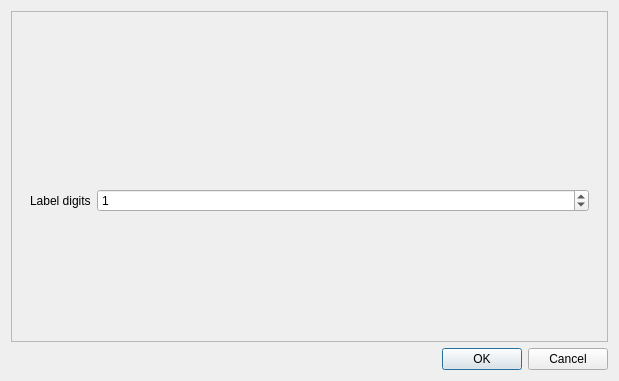
The window that Widgets/editliindicatorsdialog.ui (Mattia-Sacchi/A3D) describes before a commit, drawn with Qt 5.
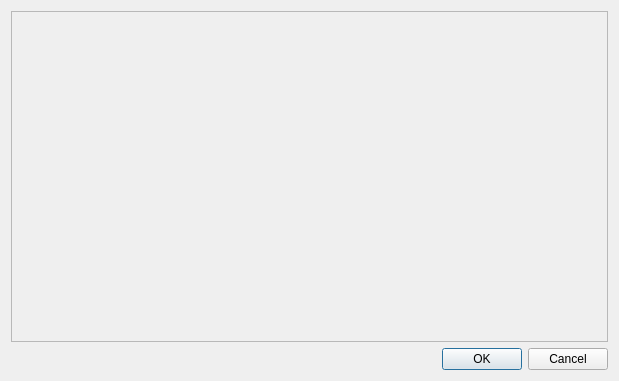
The same window after the commit. Custom widgets are drawn as their Qt base class.

```diff
--- a/Widgets/editliindicatorsdialog.ui
+++ b/Widgets/editliindicatorsdialog.ui
@@ -39,26 +39,8 @@
         <widget class="ChartAxisGeneralSettings" name="generalSettings" native="true"/>
        </item>
        <item>
-        <widget class="QWidget" name="stringPrecisionWidget" native="true">
-         <layout class="QFormLayout" name="formLayout_2">
-          <item row="1" column="0">
-           <widget class="QLabel" name="stringPrecisionLabel">
-            <property name="text">
-             <string>Label digits</string>
-            </property>
-           </widget>
-          </item>
-          <item row="1" column="1">
-           <widget class="QSpinBox" name="stringPrecisionSpinBox">
-            <property name="maximum">
-             <number>6</number>
-            </property>
-            <property name="value">
-             <number>1</number>
-            </property>
-           </widget>
-          </item>
-         </layout>
+        <widget class="StringPrecisionWidget" name="stringPrecisionWidget" native="true">
+         <layout class="QFormLayout" name="formLayout_2"/>
         </widget>
        </item>
        <item>
@@ -118,6 +100,12 @@
    <header>chartindicatortypewidget.h</header>
    <container>1</container>
   </customwidget>
+  <customwidget>
+   <class>StringPrecisionWidget</class>
+   <extends>QWidget</extends>
+   <header>stringprecisionwidget.h</header>
+   <container>1</container>
+  </customwidget>
  </customwidgets>
  <resources/>
  <connections>
```
